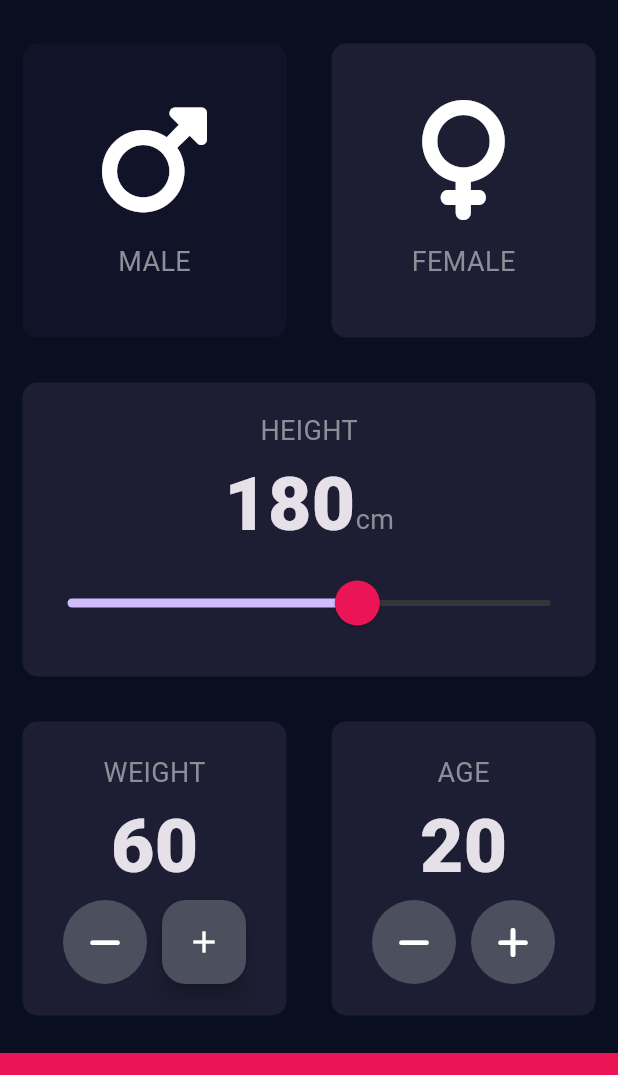
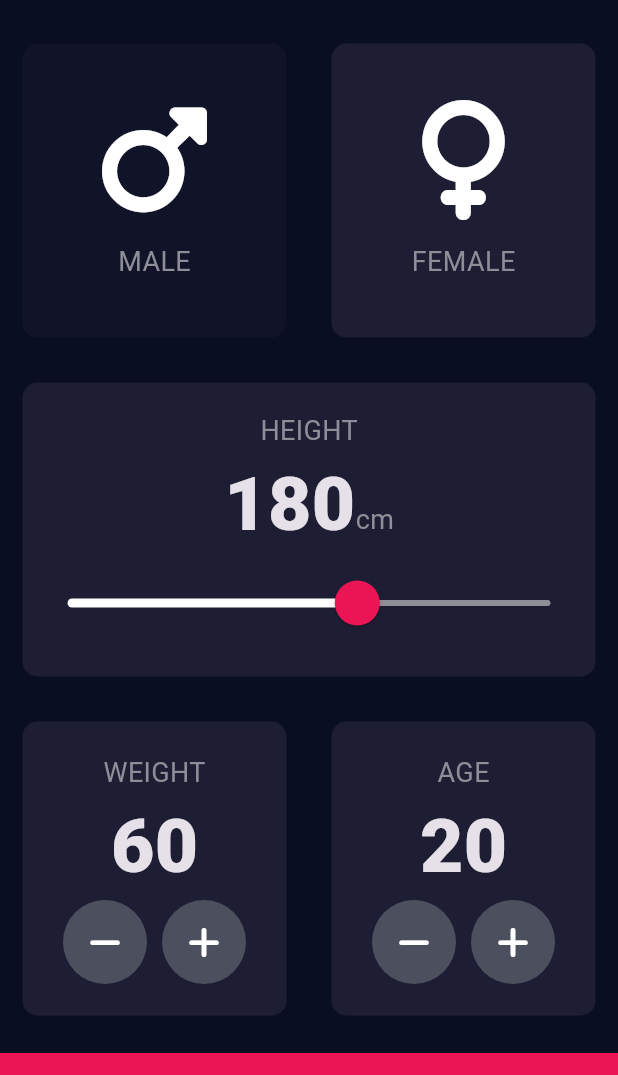
Before and after one commit to nicoleandlilli/BMI_Calculator, a Flutter app: the screen it shows after launch, on a phone screen of 412 x 824 dp, the part 63-1138 px from its top. Run offline on Flutter 3.47's test engine with Material 3 defaults, Android fonts, the phone set to English and light mode, and no system bars; our stand-ins replace font_awesome_flutter.

Commit message:
添加体重和年龄的布局和点击功能

```diff
--- a/lib/input_page.dart
+++ b/lib/input_page.dart
@@ -19,6 +19,7 @@ class _InputPageState extends State<InputPage> {
   int height = 180;
   int weight = 60;
   int age = 20;
+  MaterialColor color = Colors.blue;
 
   @override
   Widget build(BuildContext context) {
@@ -104,8 +105,8 @@ class _InputPageState extends State<InputPage> {
                     ),
                     SliderTheme(
                         data: SliderTheme.of(context).copyWith(
-                          activeTickMarkColor: Colors.white,
-                          inactiveTickMarkColor: Color(0xFF8D8E98),
+                          activeTrackColor: Colors.white,
+                          inactiveTrackColor: Color(0xFF8D8E98),
                           thumbColor: Color(0xFFEB1555),
                           overlayColor: Color(0x29EB1555),
                           thumbShape: RoundSliderThumbShape(enabledThumbRadius: 15.0),
@@ -114,8 +115,11 @@ class _InputPageState extends State<InputPage> {
                         child: Slider(value: height.toDouble(),
                             min: 120.0,
                             max: 220.0,
+                            // activeColor: Colors.yellow,
+                            // inactiveColor: Colors.blue,
                             onChanged: (double newValue){
                               setState(() {
+                                color = Colors.yellow;
                                 height = newValue.round();
                               });
                             }
@@ -158,15 +162,15 @@ class _InputPageState extends State<InputPage> {
                                 },
                               ),
                             SizedBox(width: 10.0,),
-                            FloatingActionButton(onPressed: null,
-                              backgroundColor: Color(0xFF4C4F5E),
-                              child: Icon(Icons.add,color: Colors.white,),),
-                              // RoundIconButton(icon: FontAwesomeIcons.plus,
-                              // onPressed: (){
-                              //   setState(() {
-                              //     weight++;
-                              //   });
-                              // },),
+                            // FloatingActionButton(onPressed: null,
+                            //   backgroundColor: Color(0xFF4C4F5E),
+                            //   child: Icon(Icons.add,color: Colors.white,),),
+                              RoundIconButton(icon: FontAwesomeIcons.plus,
+                              onPressed: (){
+                                setState(() {
+                                  weight++;
+                                });
+                              },),
                           ],)
                         ],
                       ),
```
Also changed, not shown: lib/Screen1.dart (added, +20 -0 lines).
